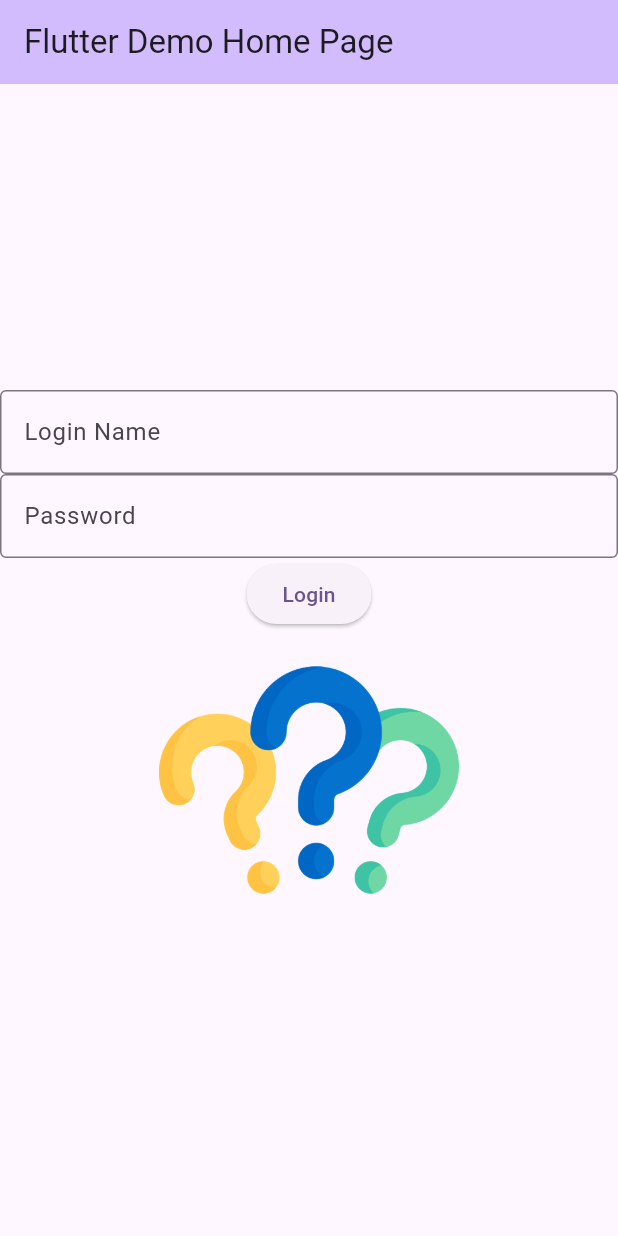
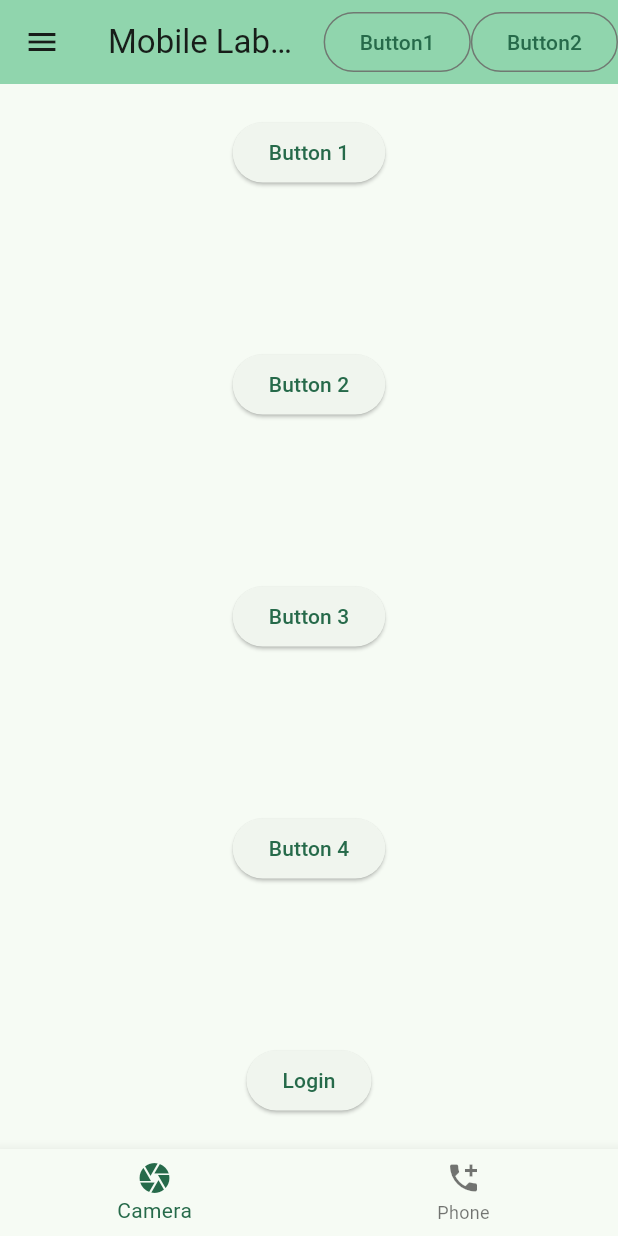
Before and after one commit to RyanRen2023/s3mobile, a Flutter app: the screen it shows after launch, on a phone screen of 412 x 824 dp. Run offline on Flutter 3.47's test engine with Material 3 defaults, Android fonts, the phone set to English and light mode, and no system bars; statements that could not run were skipped.

Commit message:
Finished Navigation Drawer".

```diff
--- a/lib/main.dart
+++ b/lib/main.dart
@@ -11,27 +11,13 @@ class MyApp extends StatelessWidget {
   @override
   Widget build(BuildContext context) {
     return MaterialApp(
+      debugShowCheckedModeBanner: false,
       title: 'Flutter Demo',
       theme: ThemeData(
-        // This is the theme of your application.
-        //
-        // TRY THIS: Try running your application with "flutter run". You'll see
-        // the application has a purple toolbar. Then, without quitting the app,
-        // try changing the seedColor in the colorScheme below to Colors.green
-        // and then invoke "hot reload" (save your changes or press the "hot
-        // reload" button in a Flutter-supported IDE, or press "r" if you used
-        // the command line to start the app).
-        //
-        // Notice that the counter didn't reset back to zero; the application
-        // state is not lost during the reload. To reset the state, use hot
-        // restart instead.
-        //
-        // This works for code too, not just values: Most code changes can be
-        // tested with just a hot reload.
-        colorScheme: ColorScheme.fromSeed(seedColor: Colors.deepPurple),
+        colorScheme: ColorScheme.fromSeed(seedColor: Colors.greenAccent),
         useMaterial3: true,
       ),
-      home: const MyHomePage(title: 'Flutter Demo Home Page'),
+      home: const MyHomePage(title: 'Mobile Lab2 Home Page'),
     );
   }
 }
@@ -75,61 +61,49 @@ class _MyHomePageState extends State<MyHomePage> {
 
   @override
   Widget build(BuildContext context) {
-    // This method is rerun every time setState is called, for instance as done
-    // by the _incrementCounter method above.
-    //
-    // The Flutter framework has been optimized to make rerunning build methods
-    // fast, so that you can just rebuild anything that needs updating rather
-    // than having to individually change instances of widgets.
     return Scaffold(
+      drawer: Drawer(child: Text("Hi, there"),),
       appBar: AppBar(
-        // TRY THIS: Try changing the color here to a specific color (to
-        // Colors.amber, perhaps?) and trigger a hot reload to see the AppBar
-        // change color while the other colors stay the same.
-        backgroundColor: Theme.of(context).colorScheme.inversePrimary,
-        // Here we take the value from the MyHomePage object that was created by
-        // the App.build method, and use it to set our appbar title.
-        title: Text(widget.title),
-      ),
+          backgroundColor: Theme.of(context).colorScheme.inversePrimary,
+          title: Text(widget.title),
+          actions: [
+            OutlinedButton(onPressed: () {}, child: Text("Button1")),
+            OutlinedButton(onPressed: () {}, child: Text("Button2"))
+          ]),
       body: Center(
         // Center is a layout widget. It takes a single child and positions it
         // in the middle of the parent.
         child: Column(
-          // Column is also a layout widget. It takes a list of children and
-          // arranges them vertically. By default, it sizes itself to fit its
-          // children horizontally, and tries to be as tall as its parent.
-          //
-          // Column has various properties to control how it sizes itself and
-          // how it positions its children. Here we use mainAxisAlignment to
-          // center the children vertically; the main axis here is the vertical
-          // axis because Columns are vertical (the cross axis would be
-          // horizontal).
-          //
-          // TRY THIS: Invoke "debug painting" (choose the "Toggle Debug Paint"
-          // action in the IDE, or press "p" in the console), to see the
-          // wireframe for each widget.
-          mainAxisAlignment: MainAxisAlignment.center,
+          mainAxisAlignment: MainAxisAlignment.spaceAround,
           children: <Widget>[
-            TextField(
-              controller: _nameController,
-              decoration: const InputDecoration(
-                hintText: "Input Login Name",
-                border: OutlineInputBorder(),
-                labelText: "Login Name",
-              ),
-            ),
-            TextField(
-              controller: _passController,
-              obscureText: true,
-              decoration: const InputDecoration(
-                  hintText: "Input Password",
-                  border: OutlineInputBorder(),
-                  labelText: "Password"),
-            ),
+            ElevatedButton(
+                onPressed: () {
+                  setState(() {});
+                },
+                child: const Text("Button 1")),
+            SizedBox(height: 20),
+            ElevatedButton(
+                onPressed: () {
+                  setState(() {});
+                },
+                child: const Text("Button 2")),
+            SizedBox(height: 20),
+            ElevatedButton(
+                onPressed: () {
+                  setState(() {});
+                },
+                child: const Text("Button 3")),
+            SizedBox(height: 20),
+            ElevatedButton(
+                onPressed: () {
+                  setState(() {});
+                },
+                child: const Text("Button 4")),
+            SizedBox(height: 20),
             ElevatedButton(
                 onPressed: () {
                   setState(() {
-                    if (_passController.value.text == "QWERT123") {
+                    if (_passController.value.text == "QWERTY123") {
                       pngUrl = "images/a_light_bulb.png";
                     } else {
                       pngUrl = "images/stop_sign.png";
@@ -137,14 +111,15 @@ class _MyHomePageState extends State<MyHomePage> {
                   });
                 },
                 child: const Text("Login")),
-            Image.asset(
-              pngUrl,
-              width: 200,
-              height: 200,
-            )
           ],
         ),
       ),
+      bottomNavigationBar: BottomNavigationBar(items: [
+        BottomNavigationBarItem(icon: Icon(Icons.camera),label:'Camera'),
+        BottomNavigationBarItem(icon: Icon(Icons.add_call), label:'Phone'),
+      ],onTap: (btnIndex){
+        print(btnIndex)
+      },),
     );
   }
 }
```
Also changed, not shown: 2 other files.
